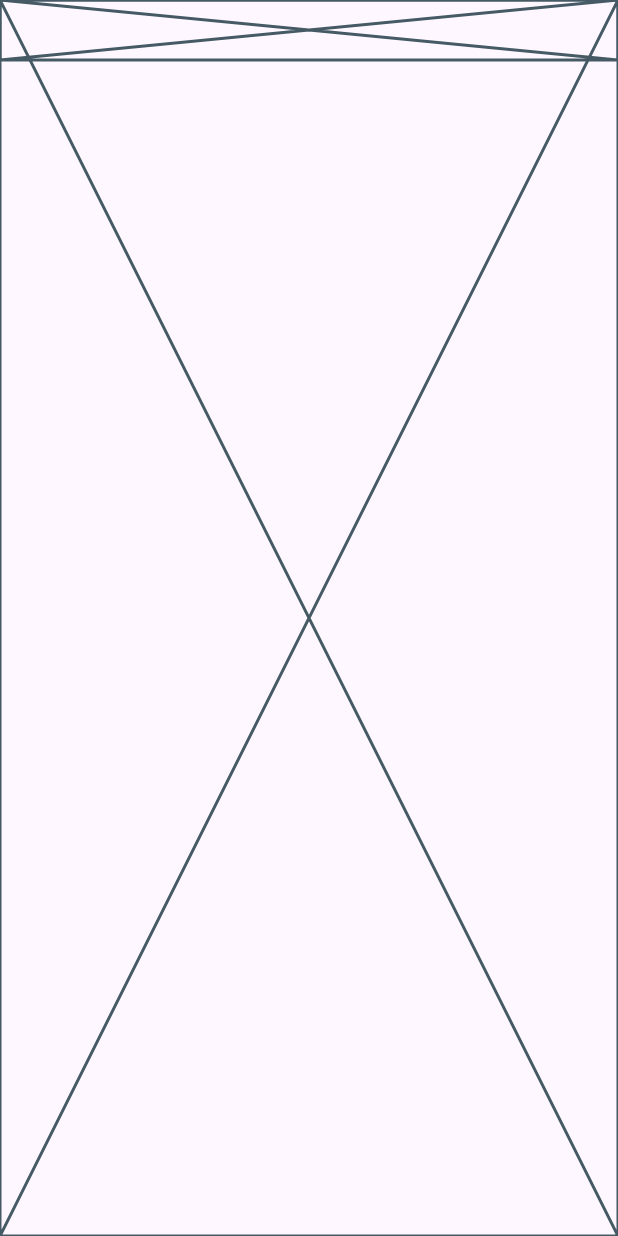
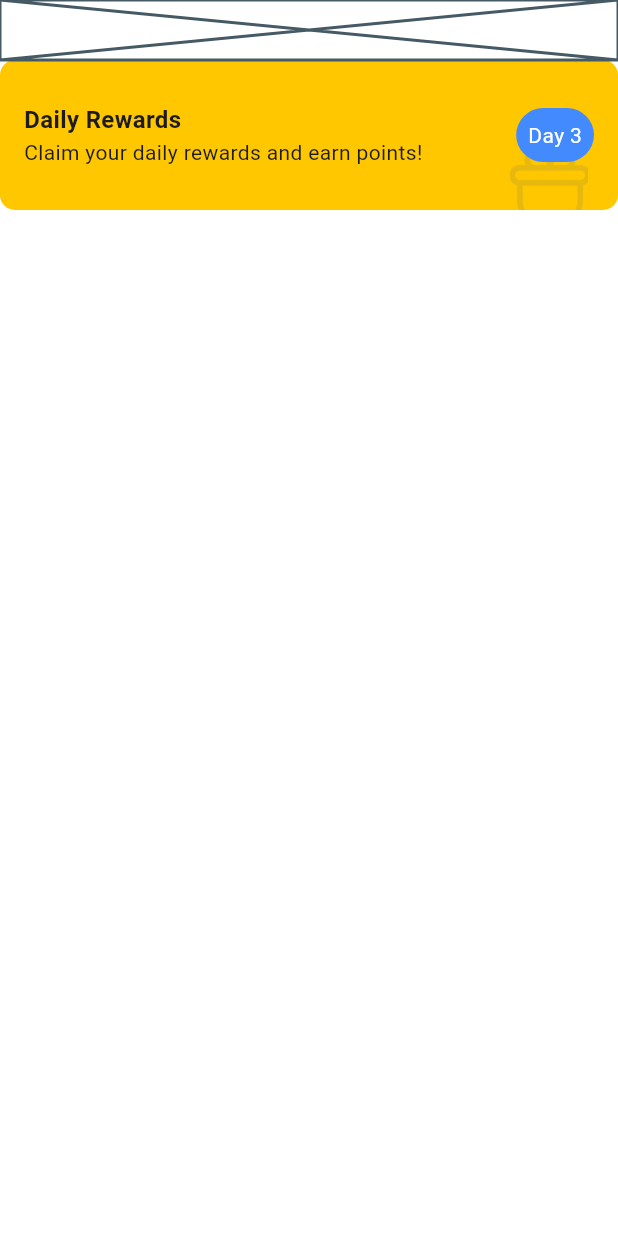
Before and after one commit to Okorukpong1/Flutter-Project, a Flutter app: the BetterHomePage screen opened directly, on a phone screen of 412 x 824 dp. Run offline on Flutter 3.47's test engine with Material 3 defaults, Android fonts, the phone set to English and light mode, and no system bars.

Commit message:
some ui TWEAKS

```diff
--- a/lib/presentation/pages/better_homepage.dart
+++ b/lib/presentation/pages/better_homepage.dart
@@ -6,15 +6,18 @@ class BetterHomePage extends StatelessWidget {
   @override
   Widget build(BuildContext context) {
     return Scaffold(
+      backgroundColor: Colors.white,
       appBar: HomeAppBarComponent(),
-      body: Column(
-        children: [
-          HomeWalletBalanceComponent(),
-          HomeQuickActionsComponents(),
-          DailyRewardsFeatureComponent(),
-        ],
+      body: SafeArea(
+        child: Column(
+          children: [
+            // HomeWalletBalanceComponent(),
+            // HomeQuickActionsComponents(),
+            DailyRewardsFeatureComponent(),
+          ],
+        ),
       ),
-      bottomNavigationBar: const Placeholder(),
+      // bottomNavigationBar: const Placeholder(),
     );
   }
 }
@@ -55,6 +58,75 @@ class DailyRewardsFeatureComponent extends StatelessWidget {
 
   @override
   Widget build(BuildContext context) {
-    return const Placeholder();
+    return Container(
+      height: 100,
+      // padding: EdgeInsets.symmetric(horizontal: 16, vertical: 12),
+      width: double.maxFinite,
+      decoration: BoxDecoration(
+        color: Color(0xFFFEC700),
+        borderRadius: BorderRadius.circular(10),
+      ),
+      child: Stack(
+        fit: StackFit.loose,
+        children: [
+          Positioned(
+            bottom: 0,
+            right: 16,
+            top: 60,
+            child: Image.asset(
+              "lib/Images/gift (1).png",
+              color: Color(0xFFE7B90E),
+              width: 60,
+              height: 60,
+            ),
+          ),
+          Padding(
+            padding: const EdgeInsets.symmetric(horizontal: 16),
+            child: Column(
+              mainAxisAlignment: MainAxisAlignment.center,
+              children: [
+                Row(
+                  mainAxisAlignment: MainAxisAlignment.spaceBetween,
+                  children: [
+                    Column(
+                      crossAxisAlignment: CrossAxisAlignment.start,
+                      children: [
+                        Text(
+                          "Daily Rewards",
+                          style: TextStyle(
+                            fontSize: 16,
+                            fontWeight: FontWeight.bold,
+                          ),
+                        ),
+                        Text("Claim your daily rewards and earn points!"),
+                      ],
+                    ),
+                    _DayTag(),
+                  ],
+                ),
+              ],
+            ),
+          ),
+        ],
+      ),
+    );
   }
 }
+
+class _DayTag extends StatelessWidget {
+  const _DayTag({super.key});
+
+  @override
+  Widget build(BuildContext context) {
+    return Container(
+      decoration: BoxDecoration(
+        color: Colors.blueAccent,
+        borderRadius: BorderRadius.circular(100),
+      ),
+      child: Padding(
+        padding: const EdgeInsets.all(8.0),
+        child: Text("Day 3", style: TextStyle(color: Colors.white)),
+      ),
+    );
+  }
+}
--- a/lib/presentation/pages/home_page.dart
+++ b/lib/presentation/pages/home_page.dart
@@ -1,4 +1,5 @@
 import 'package:flutter/material.dart';
+import 'package:flutter_application_2/presentation/pages/better_homepage.dart';
 
 class HomePage extends StatelessWidget {
   const HomePage({super.key});
@@ -14,6 +15,14 @@ class HomePage extends StatelessWidget {
             child: Column(
               crossAxisAlignment: CrossAxisAlignment.start,
               children: [
+                ElevatedButton(
+                  onPressed: () {
+                    Navigator.of(context).push(
+                      MaterialPageRoute(builder: (context) => BetterHomePage()),
+                    );
+                  },
+                  child: Text("Button"),
+                ),
                 Row(
                   mainAxisAlignment: MainAxisAlignment.spaceBetween,
                   children: [
```
